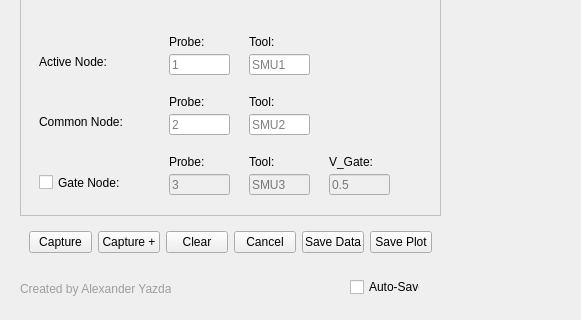
First picture: the form in DCIV_GUI_2Probe_backend.ui, repository Alexyazdani/GUI_Testing, before the edit; both pictures show x 0 to 581 and y 203 to 523 of the 1108 by 523 pixel window.
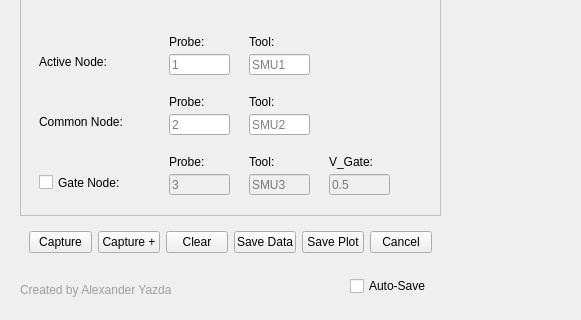
Second picture: the form after the edit.

```diff
--- a/DCIV_GUI_2Probe_backend.ui
+++ b/DCIV_GUI_2Probe_backend.ui
@@ -595,13 +595,6 @@
            </property>
           </widget>
          </item>
-         <item>
-          <widget class="QPushButton" name="cancel_button">
-           <property name="text">
-            <string>Cancel</string>
-           </property>
-          </widget>
-         </item>
          <item>
           <widget class="QPushButton" name="save_data_button">
            <property name="text">
@@ -616,6 +609,13 @@
            </property>
           </widget>
          </item>
+         <item>
+          <widget class="QPushButton" name="cancel_button">
+           <property name="text">
+            <string>Cancel</string>
+           </property>
+          </widget>
+         </item>
         </layout>
        </widget>
       </item>
@@ -644,7 +644,7 @@
          <property name="geometry">
           <rect>
            <x>0</x>
-           <y>10</y>
+           <y>11</y>
            <width>151</width>
            <height>20</height>
           </rect>
@@ -662,8 +662,8 @@
          <property name="geometry">
           <rect>
            <x>330</x>
-           <y>8</y>
-           <width>70</width>
+           <y>7</y>
+           <width>91</width>
            <height>20</height>
           </rect>
          </property>
```
